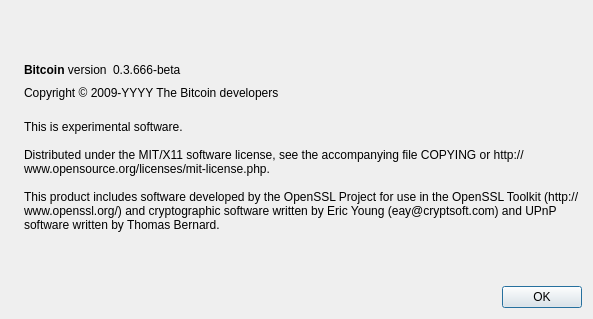
Above: src/qt/forms/aboutdialog.ui from kletellier/foocoin before the change. Below: the same form after it.
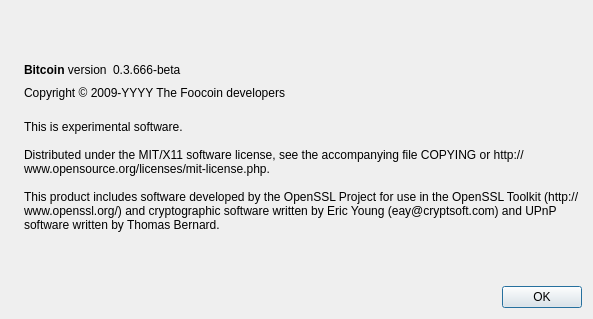
That is the form after the change. Icons and pictures are not drawn.

Commit message: Rename to foocoin and Foocoin

The edit to the form file:
```diff
--- a/src/qt/forms/aboutdialog.ui
+++ b/src/qt/forms/aboutdialog.ui
@@ -91,7 +91,7 @@
         <cursorShape>IBeamCursor</cursorShape>
        </property>
        <property name="text">
-        <string notr="true">Copyright &amp;copy; 2009-YYYY The Bitcoin developers</string>
+        <string notr="true">Copyright &amp;copy; 2009-YYYY The Foocoin developers</string>
        </property>
        <property name="textFormat">
         <enum>Qt::RichText</enum>
```
The commit also changes 135 other files.
